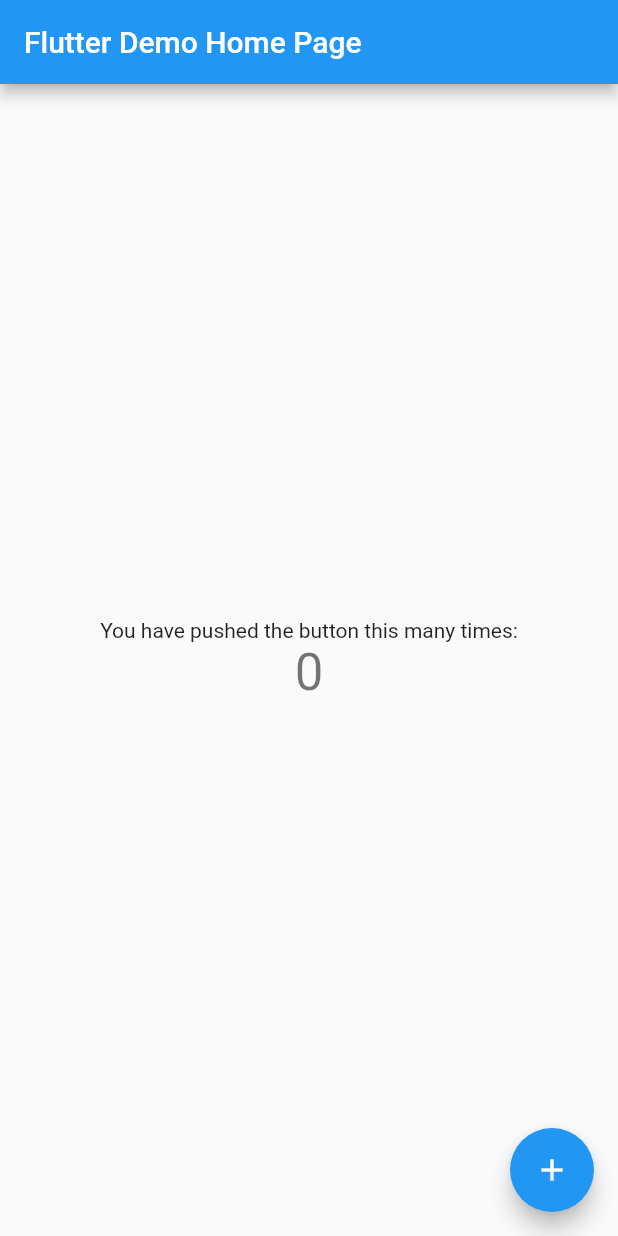
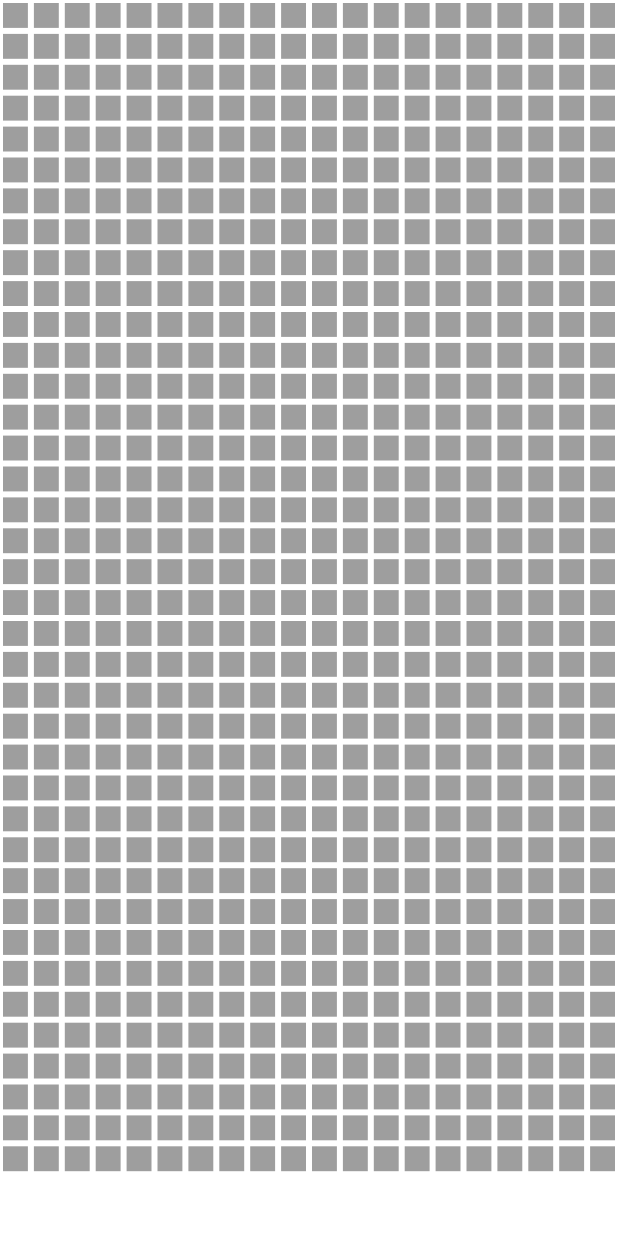
Before and after one commit to carum98/snake, a Flutter app: the screen it shows after launch, on a phone screen of 412 x 824 dp. Run offline on Flutter 3.47's test engine with Material 2 defaults, Android fonts, the phone set to English and light mode, and no system bars.

Commit message:
Build board

```diff
--- a/lib/main.dart
+++ b/lib/main.dart
@@ -1,3 +1,4 @@
+import 'package:flutter/gestures.dart';
 import 'package:flutter/material.dart';
 
 void main() {
@@ -5,113 +6,36 @@
 }
 
 class MyApp extends StatelessWidget {
-  // This widget is the root of your application.
+  const MyApp({Key? key}) : super(key: key);
+
   @override
   Widget build(BuildContext context) {
     return MaterialApp(
-      title: 'Flutter Demo',
-      theme: ThemeData(
-        // This is the theme of your application.
-        //
-        // Try running your application with "flutter run". You'll see the
-        // application has a blue toolbar. Then, without quitting the app, try
-        // changing the primarySwatch below to Colors.green and then invoke
-        // "hot reload" (press "r" in the console where you ran "flutter run",
-        // or simply save your changes to "hot reload" in a Flutter IDE).
-        // Notice that the counter didn't reset back to zero; the application
-        // is not restarted.
-        primarySwatch: Colors.blue,
-        // This makes the visual density adapt to the platform that you run
-        // the app on. For desktop platforms, the controls will be smaller and
-        // closer together (more dense) than on mobile platforms.
-        visualDensity: VisualDensity.adaptivePlatformDensity,
-      ),
-      home: MyHomePage(title: 'Flutter Demo Home Page'),
+      home: SafeArea(child: SnakeGame()),
     );
   }
 }
 
-class MyHomePage extends StatefulWidget {
-  MyHomePage({Key? key, required this.title}) : super(key: key);
-
-  // This widget is the home page of your application. It is stateful, meaning
-  // that it has a State object (defined below) that contains fields that affect
-  // how it looks.
-
-  // This class is the configuration for the state. It holds the values (in this
-  // case the title) provided by the parent (in this case the App widget) and
-  // used by the build method of the State. Fields in a Widget subclass are
-  // always marked "final".
-
-  final String title;
-
-  @override
-  _MyHomePageState createState() => _MyHomePageState();
-}
-
-class _MyHomePageState extends State<MyHomePage> {
-  int _counter = 0;
-
-  void _incrementCounter() {
-    setState(() {
-      // This call to setState tells the Flutter framework that something has
-      // changed in this State, which causes it to rerun the build method below
-      // so that the display can reflect the updated values. If we changed
-      // _counter without calling setState(), then the build method would not be
-      // called again, and so nothing would appear to happen.
-      _counter++;
-    });
-  }
+class SnakeGame extends StatelessWidget {
+  const SnakeGame({Key? key}) : super(key: key);
 
   @override
   Widget build(BuildContext context) {
-    // This method is rerun every time setState is called, for instance as done
-    // by the _incrementCounter method above.
-    //
-    // The Flutter framework has been optimized to make rerunning build methods
-    // fast, so that you can just rebuild anything that needs updating rather
-    // than having to individually change instances of widgets.
-    return Scaffold(
-      appBar: AppBar(
-        // Here we take the value from the MyHomePage object that was created by
-        // the App.build method, and use it to set our appbar title.
-        title: Text(widget.title),
+    final size = MediaQuery.of(context).size;
+
+    final axisX = size.width ~/ 20;
+    final axixY = ((size.height - kToolbarHeight) ~/ 20) * axisX;
+
+    return GridView.builder(
+      physics: NeverScrollableScrollPhysics(),
+      itemCount: axixY,
+      gridDelegate: SliverGridDelegateWithFixedCrossAxisCount(
+        crossAxisCount: axisX,
       ),
-      body: Center(
-        // Center is a layout widget. It takes a single child and positions it
-        // in the middle of the parent.
-        child: Column(
-          // Column is also a layout widget. It takes a list of children and
-          // arranges them vertically. By default, it sizes itself to fit its
-          // children horizontally, and tries to be as tall as its parent.
-          //
-          // Invoke "debug painting" (press "p" in the console, choose the
-          // "Toggle Debug Paint" action from the Flutter Inspector in Android
-          // Studio, or the "Toggle Debug Paint" command in Visual Studio Code)
-          // to see the wireframe for each widget.
-          //
-          // Column has various properties to control how it sizes itself and
-          // how it positions its children. Here we use mainAxisAlignment to
-          // center the children vertically; the main axis here is the vertical
-          // axis because Columns are vertical (the cross axis would be
-          // horizontal).
-          mainAxisAlignment: MainAxisAlignment.center,
-          children: <Widget>[
-            Text(
-              'You have pushed the button this many times:',
-            ),
-            Text(
-              '$_counter',
-              style: Theme.of(context).textTheme.headline4,
-            ),
-          ],
-        ),
+      itemBuilder: (context, index) => Container(
+        margin: EdgeInsets.all(2),
+        color: Colors.grey,
       ),
-      floatingActionButton: FloatingActionButton(
-        onPressed: _incrementCounter,
-        tooltip: 'Increment',
-        child: Icon(Icons.add),
-      ), // This trailing comma makes auto-formatting nicer for build methods.
     );
   }
 }
```
